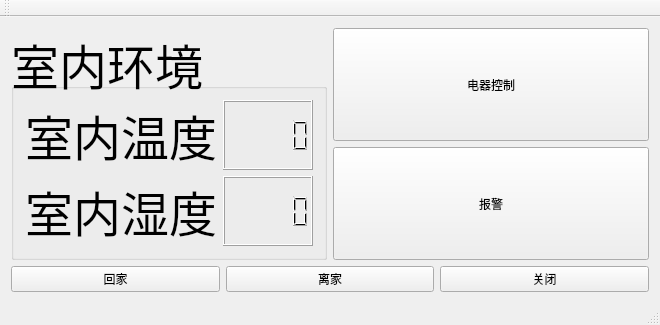
Before: the Qt Designer form mainwindow.ui in MisterYou/SoaptestThread, drawn with Qt 5.
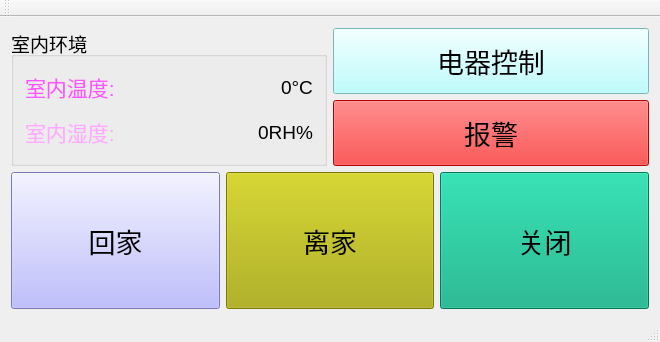
After: the same form once the commit is applied.

Commit message: 开发板界面设置

Patch:
```diff
--- a/mainwindow.ui
+++ b/mainwindow.ui
@@ -7,7 +7,7 @@
     <x>0</x>
     <y>0</y>
     <width>660</width>
-    <height>302</height>
+    <height>342</height>
    </rect>
   </property>
   <property name="windowTitle">
@@ -29,7 +29,7 @@
           </property>
           <property name="font">
            <font>
-            <pointsize>36</pointsize>
+            <pointsize>14</pointsize>
            </font>
           </property>
           <property name="title">
@@ -48,18 +48,25 @@
                    <verstretch>0</verstretch>
                   </sizepolicy>
                  </property>
+                 <property name="font">
+                  <font>
+                   <pointsize>12</pointsize>
+                  </font>
+                 </property>
                  <property name="text">
-                  <string>室内温度</string>
+                  <string>&lt;html&gt;&lt;head/&gt;&lt;body&gt;&lt;p&gt;&lt;span style=&quot; font-size:16pt; color:#ff55ff;&quot;&gt;室内温度:&lt;/span&gt;&lt;/p&gt;&lt;/body&gt;&lt;/html&gt;</string>
                  </property>
                 </widget>
                </item>
                <item>
-                <widget class="QLCDNumber" name="lcdNumber">
-                 <property name="sizePolicy">
-                  <sizepolicy hsizetype="Expanding" vsizetype="Expanding">
-                   <horstretch>0</horstretch>
-                   <verstretch>0</verstretch>
-                  </sizepolicy>
+                <widget class="QLabel" name="label_3">
+                 <property name="font">
+                  <font>
+                   <pointsize>14</pointsize>
+                  </font>
+                 </property>
+                 <property name="text">
+                  <string>0°C</string>
                  </property>
                 </widget>
                </item>
@@ -75,18 +82,25 @@
                    <verstretch>0</verstretch>
                   </sizepolicy>
                  </property>
+                 <property name="font">
+                  <font>
+                   <pointsize>12</pointsize>
+                  </font>
+                 </property>
                  <property name="text">
-                  <string>室内湿度</string>
+                  <string>&lt;html&gt;&lt;head/&gt;&lt;body&gt;&lt;p&gt;&lt;span style=&quot; font-size:16pt; color:#ffaaff;&quot;&gt;室内湿度:&lt;/span&gt;&lt;/p&gt;&lt;/body&gt;&lt;/html&gt;</string>
                  </property>
                 </widget>
                </item>
                <item>
-                <widget class="QLCDNumber" name="lcdNumber_2">
-                 <property name="sizePolicy">
-                  <sizepolicy hsizetype="Expanding" vsizetype="Expanding">
-                   <horstretch>0</horstretch>
-                   <verstretch>0</verstretch>
-                  </sizepolicy>
+                <widget class="QLabel" name="label_4">
+                 <property name="font">
+                  <font>
+                   <pointsize>14</pointsize>
+                  </font>
+                 </property>
+                 <property name="text">
+                  <string>0RH%</string>
                  </property>
                 </widget>
                </item>
@@ -107,6 +121,18 @@
               <verstretch>0</verstretch>
              </sizepolicy>
             </property>
+            <property name="font">
+             <font>
+              <family>Sans Serif</family>
+              <pointsize>20</pointsize>
+              <weight>50</weight>
+              <italic>false</italic>
+              <bold>false</bold>
+             </font>
+            </property>
+            <property name="styleSheet">
+             <string notr="true">background-color: rgb(170, 255, 255);</string>
+            </property>
             <property name="text">
              <string>电器控制</string>
             </property>
@@ -120,6 +146,17 @@
               <verstretch>0</verstretch>
              </sizepolicy>
             </property>
+            <property name="font">
+             <font>
+              <family>Sans Serif</family>
+              <pointsize>20</pointsize>
+              <weight>50</weight>
+              <bold>false</bold>
+             </font>
+            </property>
+            <property name="styleSheet">
+             <string notr="true">background-color: rgb(255, 0, 0);</string>
+            </property>
             <property name="text">
              <string>报警</string>
             </property>
@@ -139,6 +176,14 @@
             <verstretch>0</verstretch>
            </sizepolicy>
           </property>
+          <property name="font">
+           <font>
+            <pointsize>20</pointsize>
+           </font>
+          </property>
+          <property name="styleSheet">
+           <string notr="true">background-color: rgb(170, 170, 255);</string>
+          </property>
           <property name="text">
            <string>回家</string>
           </property>
@@ -152,6 +197,14 @@
             <verstretch>0</verstretch>
            </sizepolicy>
           </property>
+          <property name="font">
+           <font>
+            <pointsize>20</pointsize>
+           </font>
+          </property>
+          <property name="styleSheet">
+           <string notr="true">background-color: rgb(170, 170, 0);</string>
+          </property>
           <property name="text">
            <string>离家</string>
           </property>
@@ -165,6 +218,14 @@
             <verstretch>0</verstretch>
            </sizepolicy>
           </property>
+          <property name="font">
+           <font>
+            <pointsize>20</pointsize>
+           </font>
+          </property>
+          <property name="styleSheet">
+           <string notr="true">background-color: rgb(0, 170, 127);</string>
+          </property>
           <property name="text">
            <string>关闭</string>
           </property>
```
The commit also changes 3 other files.
